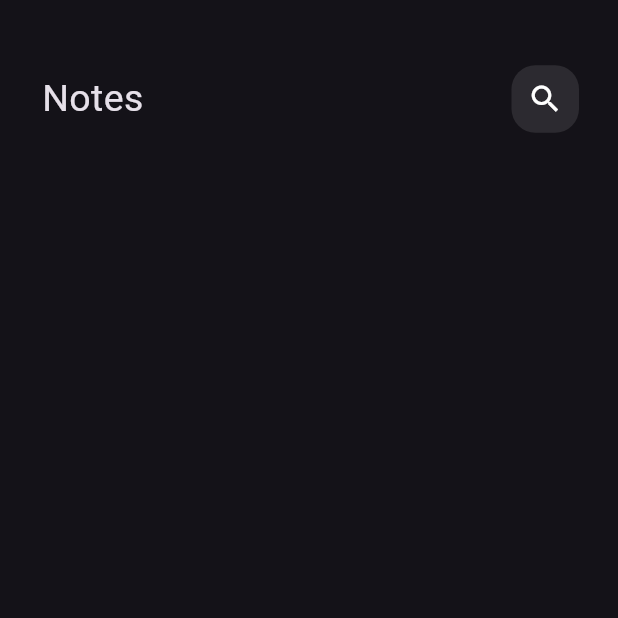
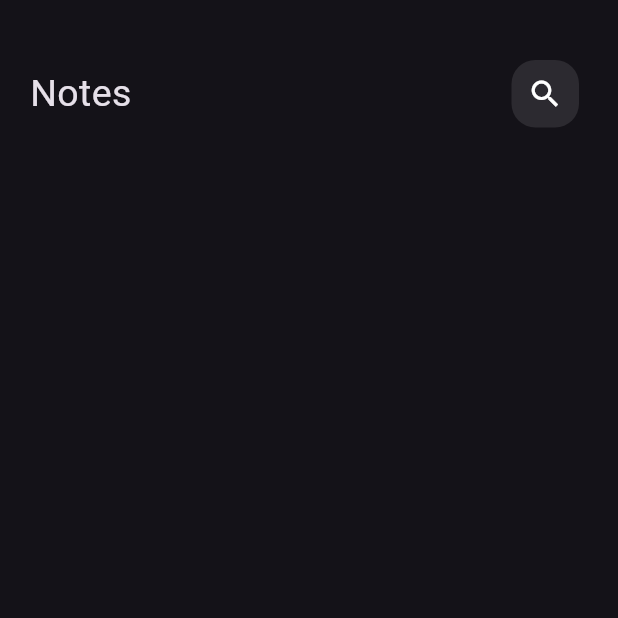
Before and after one commit to He9sham/Note-app, a Flutter app: the screen it shows after launch, on a phone screen of 412 x 824 dp, the top half of it. Run offline on Flutter 3.47's test engine with Material 3 defaults, Android fonts, the phone set to English and light mode, and no system bars.

Commit message:
change appbar

```diff
--- a/lib/Views/widgets/custom_appbar.dart
+++ b/lib/Views/widgets/custom_appbar.dart
@@ -8,12 +8,9 @@ class CustomAppBar extends StatelessWidget {
   Widget build(BuildContext context) {
     return const Row(
       children: [
-        Padding(
-          padding: EdgeInsets.all(8.0),
-          child: Text(
-            'Notes',
-            style: TextStyle(fontSize: 25),
-          ),
+        Text(
+          'Notes',
+          style: TextStyle(fontSize: 25),
         ),
         Spacer(),
         CustomSearchIcon()
```
